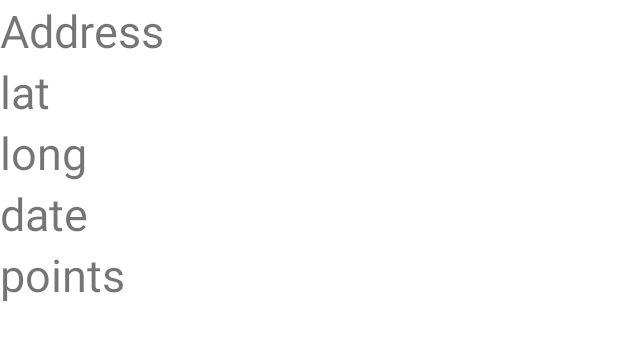
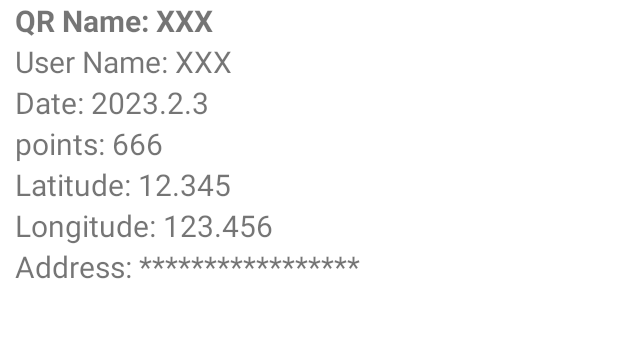
Before and after one commit to CMPUT301W23T37/sufferQR, an Android app: the layout fragment_detail_qrcode.xml on its own in the app's theme, with its tools: preview values and no code run, on a phone screen of 412 x 824 dp. Shown: the top 341 px of the screen. Run offline under Robolectric (Android 15) with nearby library versions, the phone set to English and light mode, and no system bars; Roboto replaces fonts that are not available here.

Commit message:
high score player and high score qrcodes

```diff
--- a/app/src/main/java/com/example/sufferqr/Total.java
+++ b/app/src/main/java/com/example/sufferqr/Total.java
@@ -98,7 +98,7 @@ public class Total extends Fragment {
                     MultiFormatWriter mWriter = new MultiFormatWriter();
                     try {
                         //BitMatrix class to encode entered text and set Width & Height
-                        BitMatrix mMatrix = mWriter.encode(qrCode, BarcodeFormat.QR_CODE, 400,400);
+                        BitMatrix mMatrix = mWriter.encode(qrCode, BarcodeFormat.QR_CODE, 300,300);
                         BarcodeEncoder mEncoder = new BarcodeEncoder();
                         Bitmap mBitmap = mEncoder.createBitmap(mMatrix);//creating bitmap of code
                         userIdQrImage.setImageBitmap(mBitmap);//Setting generated QR code to imageView
--- a/app/src/main/java/com/example/sufferqr/nearbyQrCodeList.java
+++ b/app/src/main/java/com/example/sufferqr/nearbyQrCodeList.java
@@ -111,7 +111,7 @@ public class nearbyQrCodeList extends AppCompatActivity implements LocationListe
                     Log.d("Sample", String.valueOf(doc.getData().get("date")));
                     Log.d("Sample", String.valueOf(doc.getData().get("imageExist")));
                     Log.d("Sample", String.valueOf(doc.getData().get("points")));
-                    Log.d("Sample", String.valueOf(doc.getData().get("user")));
+                    Log.d("Sample", String.valueOf(doc.getData().get("userName")));
 
                     String LocationAddress = (String) doc.getData().get("LocationAddress");
                     boolean LocationExist = (boolean) doc.getData().get("LocationExist");
@@ -123,7 +123,7 @@ public class nearbyQrCodeList extends AppCompatActivity implements LocationListe
                     String date = (String) doc.getData().get("date");
                     boolean imageExist = (boolean) doc.getData().get("imageExist");
                     String points = (String) doc.getData().get("points").toString();
-                    String user = (String) doc.getData().get("user");
+                    String user = (String) doc.getData().get("userName");
 
                     double tempLat = (double) doc.getData().get("LocationLatitude");
                     double tempLon = (double) doc.getData().get("LocationLongitude");
@@ -151,6 +151,8 @@ public class nearbyQrCodeList extends AppCompatActivity implements LocationListe
                 bundle.putString("key3",selectQrCode.getLocationLongitude());
                 bundle.putString("key4",selectQrCode.getDate());
                 bundle.putString("key5",selectQrCode.getPoints());
+                bundle.putString("key6",selectQrCode.getUserName());
+                bundle.putString("key7",selectQrCode.getQrName());
                 myFragment.setArguments(bundle);
                 myFragment.show(getSupportFragmentManager(),"Detail of QR");
             }
--- a/app/src/main/res/layout/fragment_detail_qrcode.xml
+++ b/app/src/main/res/layout/fragment_detail_qrcode.xml
@@ -4,41 +4,65 @@
     android:orientation="vertical"
     android:layout_width="match_parent"
     android:layout_height="match_parent">
+    <TextView
+        android:id="@+id/detail_qrname_text"
+        android:layout_width="match_parent"
+        android:layout_height="wrap_content"
+        android:textStyle="bold"
+        android:textSize="20sp"
+        android:layout_marginLeft="10dp"
+        android:text="QR Name: XXX"/>
+
+    <TextView
+        android:id="@+id/detail_username_text"
+        android:layout_width="match_parent"
+        android:layout_height="wrap_content"
+        android:textSize="20sp"
+        android:layout_marginLeft="10dp"
+        android:text="User Name: XXX"/>
+
+    <TextView
+        android:id="@+id/detail_date_text"
+        android:layout_width="match_parent"
+        android:layout_height="wrap_content"
+        android:textSize="20dp"
+        android:layout_marginLeft="10dp"
+        android:text="Date: 2023.2.3"/>
+
+    <TextView
+        android:id="@+id/detail_points_text"
+        android:layout_width="match_parent"
+        android:layout_height="wrap_content"
+        android:textSize="20dp"
+        android:layout_marginLeft="10dp"
+        android:text="points: 666"/>
+
+
+    <TextView
+        android:id="@+id/detail_lat_text"
+        android:layout_width="match_parent"
+        android:layout_height="wrap_content"
+        android:textSize="20dp"
+        android:layout_marginLeft="10dp"
+        android:text="Latitude: 12.345"/>
+
+    <TextView
+        android:id="@+id/detail_long_text"
+        android:layout_width="match_parent"
+        android:layout_height="wrap_content"
+        android:textSize="20dp"
+        android:layout_marginLeft="10dp"
+        android:text="Longitude: 123.456"/>
 
     <TextView
         android:id="@+id/detail_Address_text"
         android:layout_width="match_parent"
         android:layout_height="wrap_content"
-        android:textSize="30dp"
-        android:text="Address"/>
+        android:textSize="20sp"
+        android:layout_marginLeft="10dp"
+        android:text="Address: *****************"/>
 
-    <TextView
-        android:id="@+id/detail_lat_text"
-        android:layout_width="match_parent"
-        android:layout_height="wrap_content"
-        android:textSize="30dp"
-        android:text="lat"/>
 
-    <TextView
-        android:id="@+id/detail_long_text"
-        android:layout_width="match_parent"
-        android:layout_height="wrap_content"
-        android:textSize="30dp"
-        android:text="long"/>
-
-    <TextView
-        android:id="@+id/detail_date_text"
-        android:layout_width="match_parent"
-        android:layout_height="wrap_content"
-        android:textSize="30dp"
-        android:text="date"/>
-
-    <TextView
-        android:id="@+id/detail_points_text"
-        android:layout_width="match_parent"
-        android:layout_height="wrap_content"
-        android:textSize="30dp"
-        android:text="points"/>
 
 
 
--- a/app/src/main/res/layout/fragment_total.xml
+++ b/app/src/main/res/layout/fragment_total.xml
@@ -42,8 +42,8 @@
                 <ImageView
                     android:scaleType="centerCrop"
                     android:id="@+id/total_first_qr"
-                    android:layout_width="85dp"
-                    android:layout_height="90dp"
+                    android:layout_width="77dp"
+                    android:layout_height="74dp"
                     android:background="@drawable/qr_code_profile"
                     app:layout_constraintBottom_toBottomOf="parent"
                     app:layout_constraintEnd_toEndOf="parent"
--- a/app/src/main/res/layout/rank_detail.xml
+++ b/app/src/main/res/layout/rank_detail.xml
@@ -40,7 +40,6 @@
                 android:layout_width="75dp"
                 android:layout_height="72dp"
                 android:layout_marginStart="48dp"
-
                 android:src="@drawable/qr_code_profile"
                 app:layout_constraintBottom_toBottomOf="parent"
                 app:layout_constraintStart_toStartOf="parent"
```
Also changed, not shown: app/src/main/java/com/example/sufferqr/DashBoard.java (+28 -0 lines), app/src/main/java/com/example/sufferqr/Highest.java (+6 -6 lines), app/src/main/java/com/example/sufferqr/QrCode.java (+4 -4 lines), app/src/main/java/com/example/sufferqr/QrCodeDetailFragment.java (+7 -1 lines).
